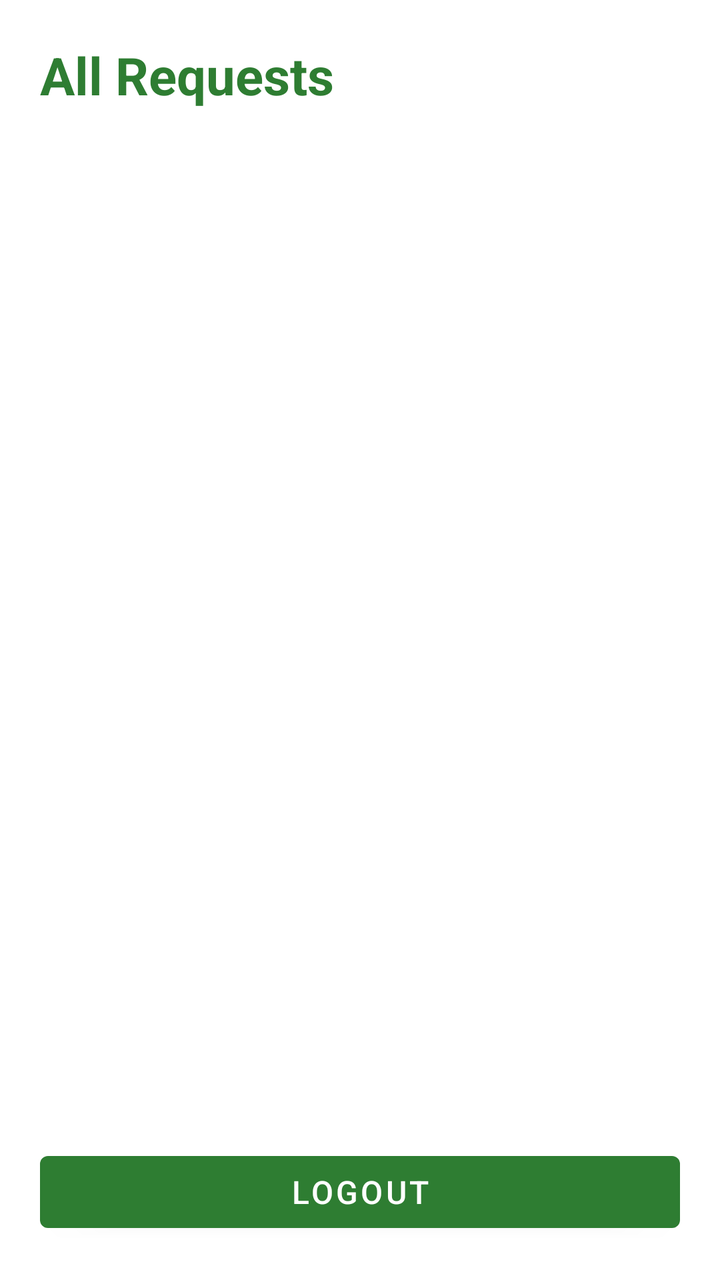
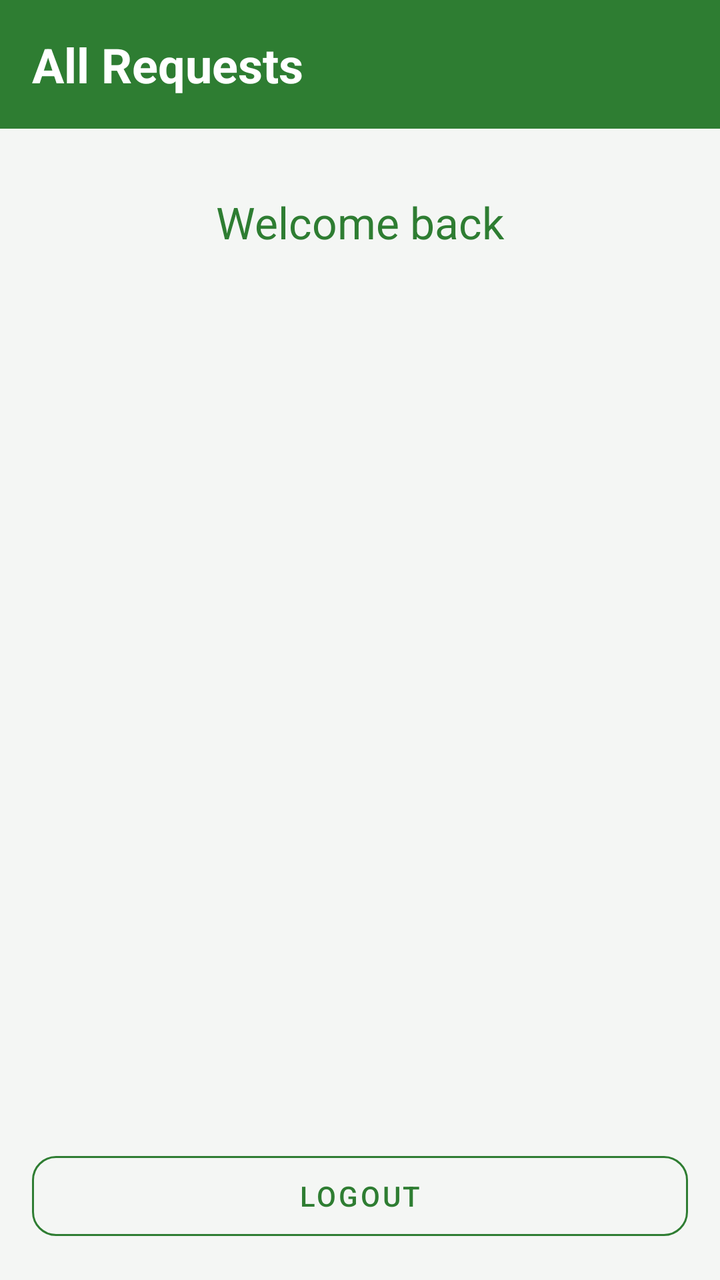

Screens rendered from an Android XML layout before and after an edit, with the pre-edit source and the edit as a unified diff.
<!-- AndroidManifest.xml: application theme Theme.FixIt -->
<!-- res/layout/activity_landlord_home.xml -->
<?xml version="1.0" encoding="utf-8"?>
<LinearLayout xmlns:android="http://schemas.android.com/apk/res/android"
    android:layout_width="match_parent"
    android:layout_height="match_parent"
    android:orientation="vertical"
    android:padding="20dp">

    <TextView
        android:layout_width="match_parent"
        android:layout_height="wrap_content"
        android:text="All Requests"
        android:textSize="26sp"
        android:textStyle="bold"
        android:textColor="@color/fixit_primary"
        android:layout_marginBottom="16dp" />

    <TextView
        android:id="@+id/tvEmpty"
        android:layout_width="match_parent"
        android:layout_height="wrap_content"
        android:text="No requests yet"
        android:textSize="16sp"
        android:gravity="center"
        android:visibility="gone" />

    <androidx.recyclerview.widget.RecyclerView
        android:id="@+id/rvAllRequests"
        android:layout_width="match_parent"
        android:layout_height="0dp"
        android:layout_weight="1" />

    <Button
        android:id="@+id/btnLogout"
        android:layout_width="match_parent"
        android:layout_height="wrap_content"
        android:text="Logout"
        android:textSize="16sp" />
</LinearLayout>
<!-- resources referenced by this layout -->
<resources>
  <color name="fixit_primary">#2E7D32</color>
  <style name="Theme.FixIt" parent="Theme.MaterialComponents.DayNight.NoActionBar">
          <item name="colorPrimary">@color/fixit_primary</item>
          <item name="colorPrimaryDark">@color/fixit_primary_dark</item>
          <item name="colorAccent">@color/fixit_accent</item>
      </style>
  <color name="fixit_primary_dark">#1B5E20</color>
  <color name="fixit_accent">#FFA000</color>
</resources>

<!-- the commit's change to res/layout/activity_landlord_home.xml (unified diff, before → after) -->
@@ -2,37 +2,72 @@
 <LinearLayout xmlns:android="http://schemas.android.com/apk/res/android"
     android:layout_width="match_parent"
     android:layout_height="match_parent"
-    android:orientation="vertical"
-    android:padding="20dp">
+    android:background="@color/fixit_background"
+    android:orientation="vertical">
 
     <TextView
+        style="@style/Widget.FixIt.TitleBar"
         android:layout_width="match_parent"
         android:layout_height="wrap_content"
-        android:text="All Requests"
-        android:textSize="26sp"
-        android:textStyle="bold"
-        android:textColor="@color/fixit_primary"
-        android:layout_marginBottom="16dp" />
+        android:text="All Requests" />
 
-    <TextView
-        android:id="@+id/tvEmpty"
+    
+    <androidx.core.widget.NestedScrollView
+        android:layout_width="match_parent"
+        android:layout_height="0dp"
+        android:layout_weight="1"
+        android:clipToPadding="false">
+
+        <LinearLayout
+            android:layout_width="match_parent"
+            android:layout_height="wrap_content"
+            android:orientation="vertical"
+            android:paddingStart="16dp"
+            android:paddingTop="32dp"
+            android:paddingEnd="16dp"
+            android:paddingBottom="8dp">
+
+            <TextView
+                android:id="@+id/tvWelcome"
+                android:layout_width="match_parent"
+                android:layout_height="wrap_content"
+                android:layout_marginBottom="28dp"
+                android:gravity="center"
+                android:text="Welcome back"
+                android:textColor="@color/fixit_primary"
+                android:textSize="22sp" />
+
+            <TextView
+                android:id="@+id/tvEmpty"
+                android:layout_width="match_parent"
+                android:layout_height="wrap_content"
+                android:gravity="center"
+                android:padding="24dp"
+                android:text="No requests yet"
+                android:textColor="@color/fixit_text_secondary"
+                android:textSize="16sp"
+                android:visibility="gone" />
+
+            <androidx.recyclerview.widget.RecyclerView
+                android:id="@+id/rvAllRequests"
+                android:layout_width="match_parent"
+                android:layout_height="wrap_content"
+                android:nestedScrollingEnabled="false" />
+        </LinearLayout>
+    </androidx.core.widget.NestedScrollView>
+
+    
+    <LinearLayout
         android:layout_width="match_parent"
         android:layout_height="wrap_content"
-        android:text="No requests yet"
-        android:textSize="16sp"
-        android:gravity="center"
-        android:visibility="gone" />
+        android:orientation="vertical"
+        android:padding="16dp">
 
-    <androidx.recyclerview.widget.RecyclerView
-        android:id="@+id/rvAllRequests"
-        android:layout_width="match_parent"
-        android:layout_height="0dp"
-        android:layout_weight="1" />
-
-    <Button
-        android:id="@+id/btnLogout"
-        android:layout_width="match_parent"
-        android:layout_height="wrap_content"
-        android:text="Logout"
-        android:textSize="16sp" />
+        <Button
+            android:id="@+id/btnLogout"
+            style="@style/Widget.FixIt.Button.Secondary"
+            android:layout_width="match_parent"
+            android:layout_height="wrap_content"
+            android:text="Logout" />
+    </LinearLayout>
 </LinearLayout>
<!-- resource entries referenced after the edit -->
@@ -1,11 +1,27 @@
 <!-- resources referenced by this layout -->
 <resources>
+  <color name="fixit_background">#F4F6F4</color>
   <color name="fixit_primary">#2E7D32</color>
+  <color name="fixit_text_secondary">#6B746C</color>
+  <style name="Widget.FixIt.Button.Secondary" parent="Widget.MaterialComponents.Button.OutlinedButton">
+          <item name="strokeColor">@color/fixit_primary</item>
+          <item name="android:textColor">@color/fixit_primary</item>
+          <item name="android:minHeight">52dp</item>
+          <item name="cornerRadius">12dp</item>
+      </style>
+  <style name="Widget.FixIt.TitleBar" parent="">
+          <item name="android:background">@color/fixit_primary</item>
+          <item name="android:padding">16dp</item>
+          <item name="android:textColor">@color/white</item>
+          <item name="android:textSize">24sp</item>
+          <item name="android:textStyle">bold</item>
+      </style>
   <style name="Theme.FixIt" parent="Theme.MaterialComponents.DayNight.NoActionBar">
           <item name="colorPrimary">@color/fixit_primary</item>
           <item name="colorPrimaryDark">@color/fixit_primary_dark</item>
           <item name="colorAccent">@color/fixit_accent</item>
       </style>
+  <color name="white">#FFFFFFFF</color>
   <color name="fixit_primary_dark">#1B5E20</color>
   <color name="fixit_accent">#FFA000</color>
 </resources>
